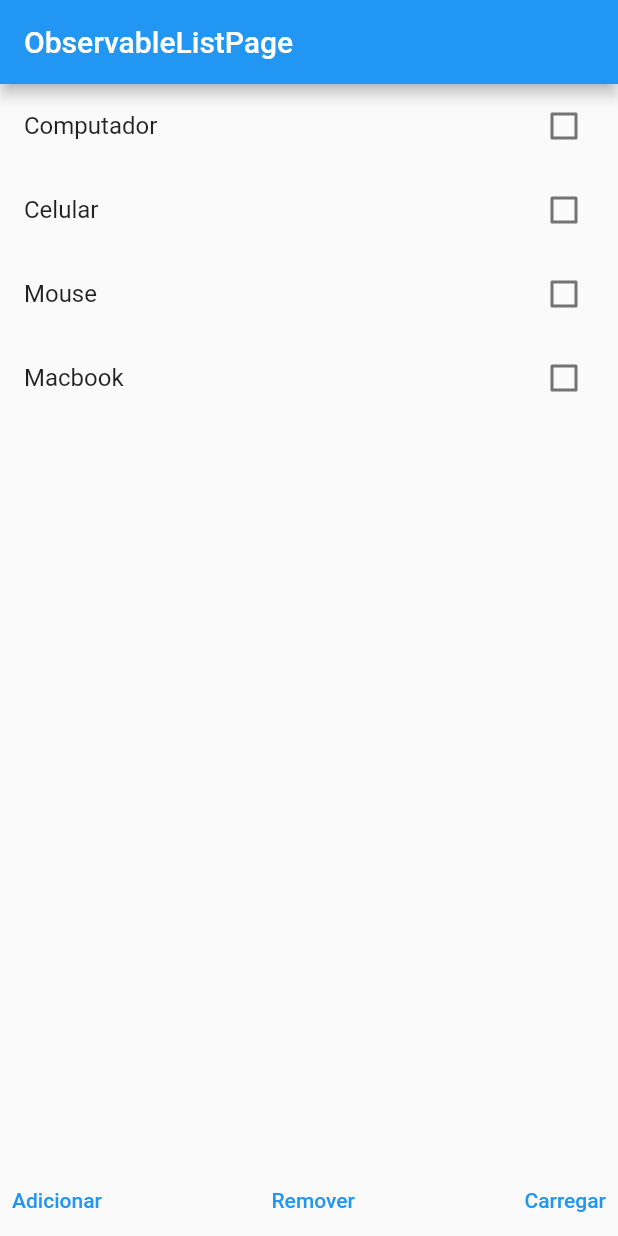
After one commit to felipecastrosales/flutter_mobx_examples, a Flutter app: the screen it shows after launch, item 3 of the bottom bar chosen, after a tap on "Adicionar", on a phone screen of 412 x 824 dp. The commit adds this screen. Run offline on Flutter 3.47's test engine with Material 2 defaults, Android fonts, the phone set to English and light mode, and no system bars; our stand-ins replace currency_text_input_formatter, flutter_mobx, mobx, syncfusion_flutter_gauges; generated files the repository leaves out were written again.

Commit message:
Observable List

```diff
--- a/lib/main.dart
+++ b/lib/main.dart
@@ -2,7 +2,8 @@ import 'package:flutter/material.dart';
 
 // import 'counter/counter_page.dart';
 // import 'counter_codegen/counter_codegen_page.dart';
-import 'bmi/bmi_page.dart';
+// import 'bmi/bmi_page.dart';
+import 'observables/list/observable_list_page.dart';
 
 void main() {
   runApp(const MyApp());
@@ -18,7 +19,7 @@ class MyApp extends StatelessWidget {
       theme: ThemeData(
         primarySwatch: Colors.blue,
       ),
-      home: const BMIPage(),
+      home: const ObservableListPage(),
     );
   }
 }
--- /dev/null
+++ b/lib/model/product_model.dart
@@ -0,0 +1,6 @@
+class ProductModel {
+  String name;
+  ProductModel({
+    required this.name,
+  });
+}
--- /dev/null
+++ b/lib/observables/list/observable_list_controller.dart
@@ -0,0 +1,37 @@
+import 'package:mobx/mobx.dart';
+
+import 'package:mobx_bmi/model/product_model.dart';
+
+part 'observable_list_controller.g.dart';
+
+class ObservableListController = _ObservableListControllerBase
+    with _$ObservableListController;
+
+abstract class _ObservableListControllerBase with Store {
+  @observable
+  var products = <ProductModel>[].asObservable();
+  // var products = <ProductModel>[];
+  // var products = ObservableList();
+
+  @action
+  void loadProducts() {
+    var productsData = [
+      ProductModel(name: 'Computador'),
+      ProductModel(name: 'Celular'),
+      ProductModel(name: 'Mouse'),
+    ];
+    products.addAll(productsData);
+  }
+
+  @action
+  void addProducts() {
+    products.add(
+      ProductModel(name: 'Macbook'),
+    );
+  }
+
+  @action
+  void removeProducts() {
+    products.removeAt(0);
+  }
+}
--- /dev/null
+++ b/lib/observables/list/observable_list_page.dart
@@ -0,0 +1,63 @@
+import 'package:flutter/material.dart';
+
+import 'package:flutter_mobx/flutter_mobx.dart';
+
+import 'observable_list_controller.dart';
+
+class ObservableListPage extends StatefulWidget {
+  const ObservableListPage({Key? key}) : super(key: key);
+
+  @override
+  State<ObservableListPage> createState() => _ObservableListPageState();
+}
+
+class _ObservableListPageState extends State<ObservableListPage> {
+  final controller = ObservableListController();
+
+  @override
+  Widget build(BuildContext context) {
+    return Scaffold(
+      appBar: AppBar(
+        title: const Text('ObservableListPage'),
+      ),
+      body: Column(
+        children: [
+          Expanded(
+            child: Observer(
+              builder: (_) {
+                return ListView.builder(
+                  itemCount: controller.products.length,
+                  itemBuilder: (context, index) {
+                    final productName = controller.products[index].name;
+                    return CheckboxListTile(
+                      value: false,
+                      onChanged: (_) {},
+                      title: Text(productName),
+                    );
+                  },
+                );
+              },
+            ),
+          ),
+          Row(
+            mainAxisAlignment: MainAxisAlignment.spaceBetween,
+            children: [
+              TextButton(
+                onPressed: () => controller.addProducts(),
+                child: const Text('Adicionar'),
+              ),
+              TextButton(
+                onPressed: () => controller.removeProducts(),
+                child: const Text('Remover'),
+              ),
+              TextButton(
+                onPressed: () => controller.loadProducts(),
+                child: const Text('Carregar'),
+              ),
+            ],
+          ),
+        ],
+      ),
+    );
+  }
+}
```
Also changed, not shown: lib/observables/list/observable_list_controller.g.dart (added).
